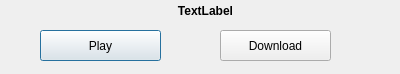
Above: sourcecode/client/unicastdialog.ui from Team-Chimera/Comm-Audio before the change. Below: the same form after it.
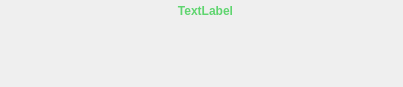
That is the form after the change.

The edit to the form file:
```diff
--- a/sourcecode/client/unicastdialog.ui
+++ b/sourcecode/client/unicastdialog.ui
@@ -6,8 +6,8 @@
    <rect>
     <x>0</x>
     <y>0</y>
-    <width>400</width>
-    <height>74</height>
+    <width>403</width>
+    <height>87</height>
    </rect>
   </property>
   <property name="windowTitle">
@@ -16,27 +16,35 @@
   <widget class="QPushButton" name="playUnicast">
    <property name="geometry">
     <rect>
-     <x>40</x>
+     <x>90</x>
      <y>30</y>
-     <width>121</width>
-     <height>31</height>
+     <width>51</width>
+     <height>51</height>
     </rect>
    </property>
+   <property name="styleSheet">
+    <string notr="true">background: none;
+border: none;</string>
+   </property>
    <property name="text">
-    <string>Play</string>
+    <string/>
    </property>
   </widget>
   <widget class="QPushButton" name="DownloadSong">
    <property name="geometry">
     <rect>
-     <x>220</x>
+     <x>260</x>
      <y>30</y>
-     <width>111</width>
-     <height>31</height>
+     <width>51</width>
+     <height>51</height>
     </rect>
    </property>
+   <property name="styleSheet">
+    <string notr="true">background: none;
+border: none;</string>
+   </property>
    <property name="text">
-    <string>Download</string>
+    <string/>
    </property>
   </widget>
   <widget class="QLabel" name="song">
@@ -49,7 +57,9 @@
     </rect>
    </property>
    <property name="styleSheet">
-    <string notr="true">font-weight: bold;</string>
+    <string notr="true">color: #5fd56f;
+font-weight: bold;
+</string>
    </property>
    <property name="text">
     <string>TextLabel</string>
```
